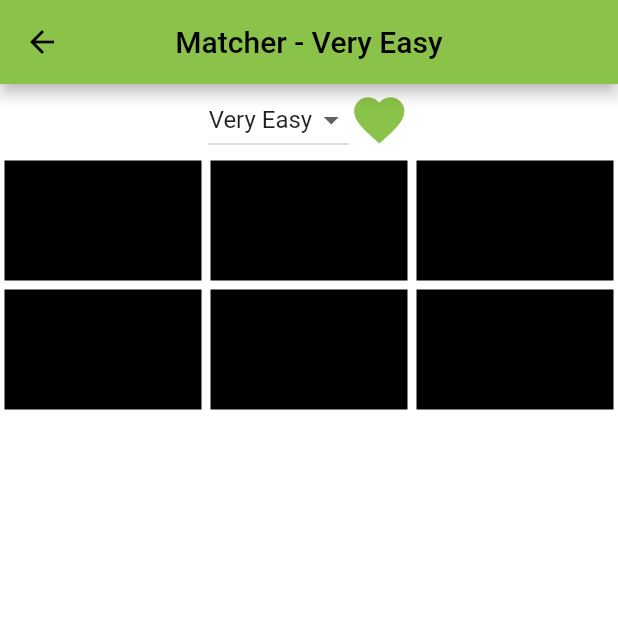
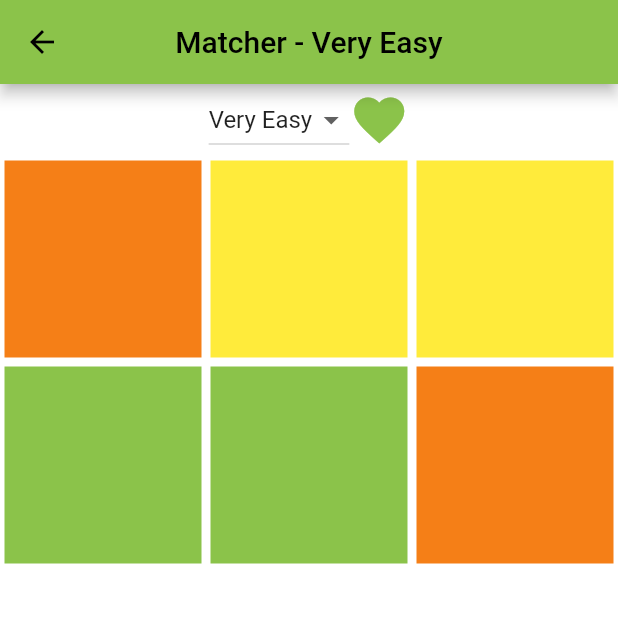
Before and after one commit to pigilwin/memory_game, a Flutter app: the screen it shows after launch, after a tap on "Matcher", on a phone screen of 412 x 824 dp, the top half of it. Run offline on Flutter 3.47's test engine with Material 2 defaults, Android fonts, the phone set to English and light mode, and no system bars; our stand-ins replace bloc, equatable, flutter_bloc.

Commit message:
Swapping to grid view now the layout has been fixed

```diff
--- a/lib/matcher/bloc/matcher_bloc.dart
+++ b/lib/matcher/bloc/matcher_bloc.dart
@@ -1,8 +1,7 @@
-import 'dart:math';
-
 import 'package:bloc/bloc.dart';
 import 'package:equatable/equatable.dart';
 import 'package:flutter/material.dart';
+
 import 'package:memory_game/matcher/data/difficulty/abstract_difficulty.dart';
 import 'package:memory_game/matcher/data/difficulty/difficulty_loader.dart';
 import 'package:memory_game/matcher/data/matcher_item.dart';
@@ -12,7 +11,7 @@ part 'matcher_state.dart';
 
 class MatcherBloc extends Bloc<MatcherEvent, MatcherState> {
 
-  List<MaterialColor> colors = [
+  static const List<MaterialColor> colors = [
     Colors.red,
     Colors.teal,
     Colors.yellow,
@@ -35,27 +34,28 @@ class MatcherBloc extends Bloc<MatcherEvent, MatcherState> {
   ];
 
   MatcherBloc() : super(MatcherInitial()) {
-    on<InitialiseMatcherGameEvent>((event, emit) {
+    on<InitialiseMatcherGameEvent>((event, emit) async {
 
       emit(MatcherLoading());
 
       final difficulties = DifficultyLoader.difficulties;
       final difficulty = difficulties[event.difficultyIndex];
-      final items = generateTable(difficulty);
+      final items = generateItems(difficulty);
 
+      //Emit a brand new active game state
       emit(ActiveGame(
         difficulty: difficulty,
         items: items,
         lives: difficulty.maxLives,
-        showing: false
+        showing: true
       ));
 
-      Future.delayed(const Duration(seconds: 5), () {
+      await Future.delayed(const Duration(seconds: 5), () {
         emit(ActiveGame(
           difficulty: difficulty,
           items: items,
           lives: difficulty.maxLives,
-          showing: true
+          showing: false
         ));
       });
     });
@@ -63,8 +63,8 @@ class MatcherBloc extends Bloc<MatcherEvent, MatcherState> {
     on<CheckPointsEvent>((event, emit) {
       final activeGame = (state as ActiveGame);
 
-      final itemOne = activeGame.items.firstWhere((element) => element.point == event.one);
-      final itemTwo = activeGame.items.firstWhere((element) => element.point == event.two);
+      final itemOne = activeGame.items.firstWhere((element) => element.index == event.one);
+      final itemTwo = activeGame.items.firstWhere((element) => element.index == event.two);
 
       /// If the colors don't match then check what needs to be done
       if (itemOne.color != itemTwo.color) {
@@ -104,10 +104,14 @@ class MatcherBloc extends Bloc<MatcherEvent, MatcherState> {
     });
   }
 
-  List<MatcherItem> generateTable(AbstractDifficulty difficulty) {
+  List<MatcherItem> generateItems(AbstractDifficulty difficulty) {
+
+    final colorsShuffled = List<MaterialColor>.from(colors);
+    colorsShuffled.shuffle();
 
     final colorsWithShade = <Color>[];
-    for (MaterialColor color in colors){
+
+    for (MaterialColor color in colorsShuffled){
       colorsWithShade.add(color);
       colorsWithShade.add(color.shade900);
     }
@@ -116,7 +120,7 @@ class MatcherBloc extends Bloc<MatcherEvent, MatcherState> {
     /// Each of the squares is only going to contain half the amount of colors as
     /// there are cell count
     ///
-    final requiredColors = (difficulty.rows * difficulty.columns) ~/ 2;
+    final requiredColors = difficulty.amount ~/ 2;
 
     ///
     /// From the current colors that we support take the amount of colors we require
@@ -137,11 +141,17 @@ class MatcherBloc extends Bloc<MatcherEvent, MatcherState> {
     duplicatedColors.shuffle();
 
     final items = <MatcherItem>[];
-    for (int rowIndex = 0; rowIndex < difficulty.rows; rowIndex++) {
-      for (int columnIndex = 0; columnIndex < difficulty.columns; columnIndex++) {
-        items.add(MatcherItem(color: duplicatedColors.removeLast(), found: false, point: Point(rowIndex, columnIndex)));
-      }
+    var index = 0;
+
+    for (Color color in duplicatedColors) {
+      items.add(MatcherItem(
+        color: color,
+        found: false,
+        index: index
+      ));
+      index++;
     }
+
     return items;
   }
 }
--- a/lib/matcher/bloc/matcher_event.dart
+++ b/lib/matcher/bloc/matcher_event.dart
@@ -13,7 +13,7 @@ class InitialiseMatcherGameEvent extends MatcherEvent {
 }
 
 class CheckPointsEvent extends MatcherEvent {
-  final Point<int> one;
-  final Point<int> two;
+  final int one;
+  final int two;
   const CheckPointsEvent(this.one, this.two);
 }
--- a/lib/matcher/bloc/matcher_selected_notifier.dart
+++ b/lib/matcher/bloc/matcher_selected_notifier.dart
@@ -1,12 +1,10 @@
-import 'dart:math';
-
 import 'package:flutter/material.dart';
 
 class MatcherSelectedNotifier with ChangeNotifier {
 
-  List<Point<int>> selected = [];
+  List<int> selected = [];
 
-  void add(Point<int> first) {
+  void add(int first) {
     selected.add(first);
     notifyListeners();
   }
--- a/lib/matcher/bloc/matcher_state.dart
+++ b/lib/matcher/bloc/matcher_state.dart
@@ -28,7 +28,8 @@ class ActiveGame extends MatcherState {
   List<Object> get props => [
     items,
     difficulty,
-    lives
+    lives,
+    showing
   ];
 }
 
--- a/lib/matcher/data/difficulty/abstract_difficulty.dart
+++ b/lib/matcher/data/difficulty/abstract_difficulty.dart
@@ -3,14 +3,14 @@ abstract class AbstractDifficulty {
   final String displayText;
   final int maxLives;
   final int index;
-  final int rows;
-  final int columns;
+  final int amount;
+  final int crossAxisCount;
 
   AbstractDifficulty({
     required this.index,
     required this.maxLives,
     required this.displayText,
-    required this.columns,
-    required this.rows
+    required this.amount,
+    required this.crossAxisCount
   });
 }
--- a/lib/matcher/data/difficulty/easy_difficulty.dart
+++ b/lib/matcher/data/difficulty/easy_difficulty.dart
@@ -5,7 +5,7 @@ class EasyDifficulty extends AbstractDifficulty {
     index: 1,
     displayText: 'Easy',
     maxLives: 3,
-    columns: 3,
-    rows: 4
+    amount: 8,
+    crossAxisCount: 4
   );
 }
--- a/lib/matcher/data/difficulty/hard_difficulty.dart
+++ b/lib/matcher/data/difficulty/hard_difficulty.dart
@@ -5,7 +5,7 @@ class HardDifficulty extends AbstractDifficulty {
     index: 3,
     displayText: 'Hard',
     maxLives: 5,
-    columns: 6,
-    rows: 6
+    amount: 12,
+    crossAxisCount: 4
   );
 }
--- a/lib/matcher/data/difficulty/medium_difficulty.dart
+++ b/lib/matcher/data/difficulty/medium_difficulty.dart
@@ -5,7 +5,7 @@ class MediumDifficulty extends AbstractDifficulty {
     index: 2,
     displayText: 'Medium',
     maxLives: 4,
-    columns: 5,
-    rows: 4
+    amount: 10,
+    crossAxisCount: 5
   );
 }
--- a/lib/matcher/data/difficulty/very_easy_difficulty.dart
+++ b/lib/matcher/data/difficulty/very_easy_difficulty.dart
@@ -5,7 +5,7 @@ class VeryEasyDifficulty extends AbstractDifficulty {
     index: 0,
     displayText: 'Very Easy',
     maxLives: 1,
-    rows: 2,
-    columns: 3
+    amount: 6,
+    crossAxisCount: 3
   );
 }
--- a/lib/matcher/data/difficulty/very_hard_difficulty.dart
+++ b/lib/matcher/data/difficulty/very_hard_difficulty.dart
@@ -5,7 +5,7 @@ class VeryHardDifficulty extends AbstractDifficulty {
     index: 4,
     displayText: 'Very Hard',
     maxLives: 6,
-    columns: 8,
-    rows: 6
+    amount: 14,
+    crossAxisCount: 7
   );
 }
--- a/lib/matcher/data/matcher_item.dart
+++ b/lib/matcher/data/matcher_item.dart
@@ -1,42 +1,38 @@
-import 'dart:math';
 import 'package:equatable/equatable.dart';
 import 'package:flutter/material.dart';
 
 class MatcherItem extends Equatable {
 
-  static List<MatcherItem> markAsFound(List<MatcherItem> current, List<Point<int>> foundPoints) {
+  static List<MatcherItem> markAsFound(List<MatcherItem> current, List<int> foundIndexes) {
 
     final items = List<MatcherItem>.from(current);
 
-    for (var point in foundPoints) {
-      var itemForPoint = items.firstWhere((element) => element.point == point);
-
-      items.remove(itemForPoint);
-
-      items.add(MatcherItem(
+    for (var index in foundIndexes) {
+      var itemForPoint = items.firstWhere((element) => element.index == index);
+      items[index] = MatcherItem(
         color: itemForPoint.color,
         found: true,
-        point: itemForPoint.point
-      ));
+        index: index
+      );
     }
 
     return items;
   }
 
   final Color color;
-  final Point<int> point;
+  final int index;
   final bool found;
 
   const MatcherItem({
     required this.color,
     required this.found,
-    required this.point,
+    required this.index,
   });
 
   @override
   List<Object> get props => [
     color,
-    point,
+    index,
     found
   ];
 }
--- a/lib/matcher/features/matcher_board.dart
+++ b/lib/matcher/features/matcher_board.dart
@@ -1,5 +1,4 @@
 import 'dart:async';
-import 'dart:math';
 
 import 'package:flutter/material.dart';
 import 'package:flutter_bloc/flutter_bloc.dart';
@@ -139,32 +138,31 @@ class MatcherBoardState extends State<MatcherBoard> {
   }
 
   Widget generateGrid(ActiveGame activeGame) {
-    final rows = <TableRow>[];
-    for (int rowIndex = 0; rowIndex < activeGame.difficulty.rows; rowIndex++) {
-      final tableColumns = <TableCell>[];
-      for (int columnIndex = 0; columnIndex < activeGame.difficulty.columns; columnIndex++) {
+    return GridView.builder(
+      itemCount: activeGame.items.length,
+      gridDelegate: SliverGridDelegateWithFixedCrossAxisCount(crossAxisCount: activeGame.difficulty.crossAxisCount),
+      itemBuilder: (_, i) {
+        final item = activeGame.items[i];
+        return MatcherCell(
+          matcherItem: item,
+          showing: calculateCellState(item, activeGame.showing),
+          callback: () {
+            // If the same color already exists then move on
+            if (matcherSelectedNotifier.selected.contains(item.index)) {
+              return;
+            }
 
-        final item = activeGame.items.firstWhere((element) => element.point == Point(rowIndex, columnIndex));
-
-        tableColumns.add(TableCell(
-          child: MatcherCell(
-            matcherItem: item,
-            showing: calculateCellState(item, activeGame.showing),
-            callback: () {
-              setState(() {
-                matcherSelectedNotifier.add(item.point);
-              });
-            },
-          ),
-        ));
+            setState(() {
+              matcherSelectedNotifier.add(item.index);
+            });
+          },
+        );
       }
-      rows.add(TableRow(children: tableColumns));
-    }
-    return Table(children: rows);
+    );
   }
 
   CellState calculateCellState(MatcherItem item, bool showing) {
-    if (matcherSelectedNotifier.selected.contains(item.point)) {
+    if (matcherSelectedNotifier.selected.contains(item.index)) {
       return CellState.showing;
     }
 
```
